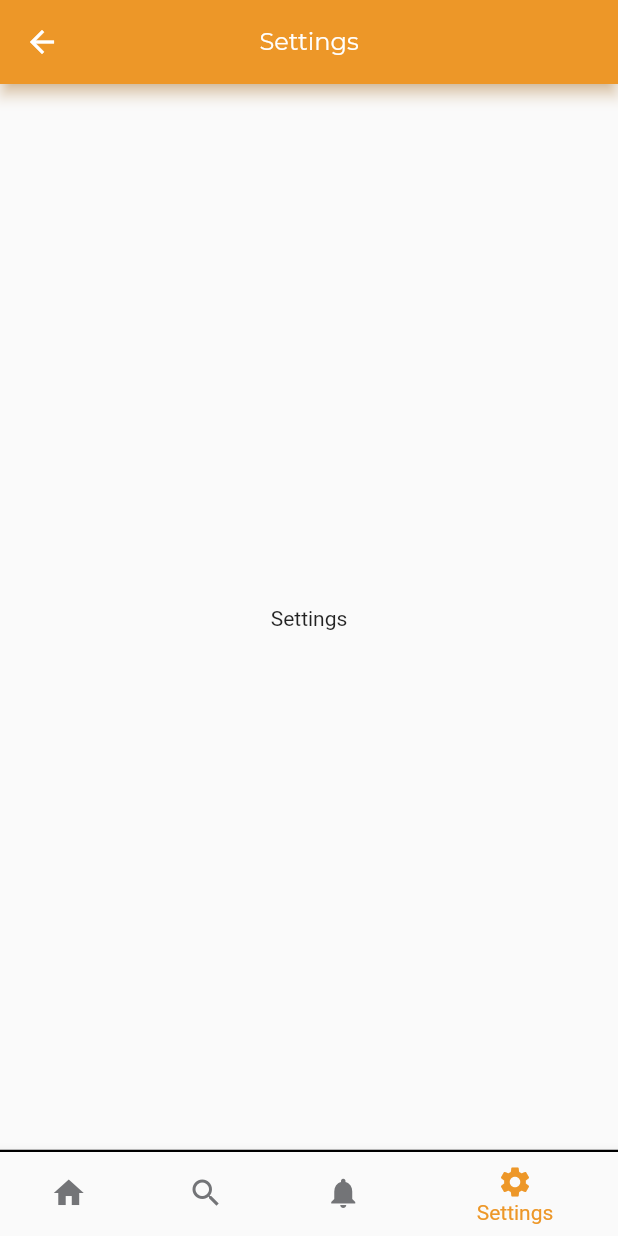
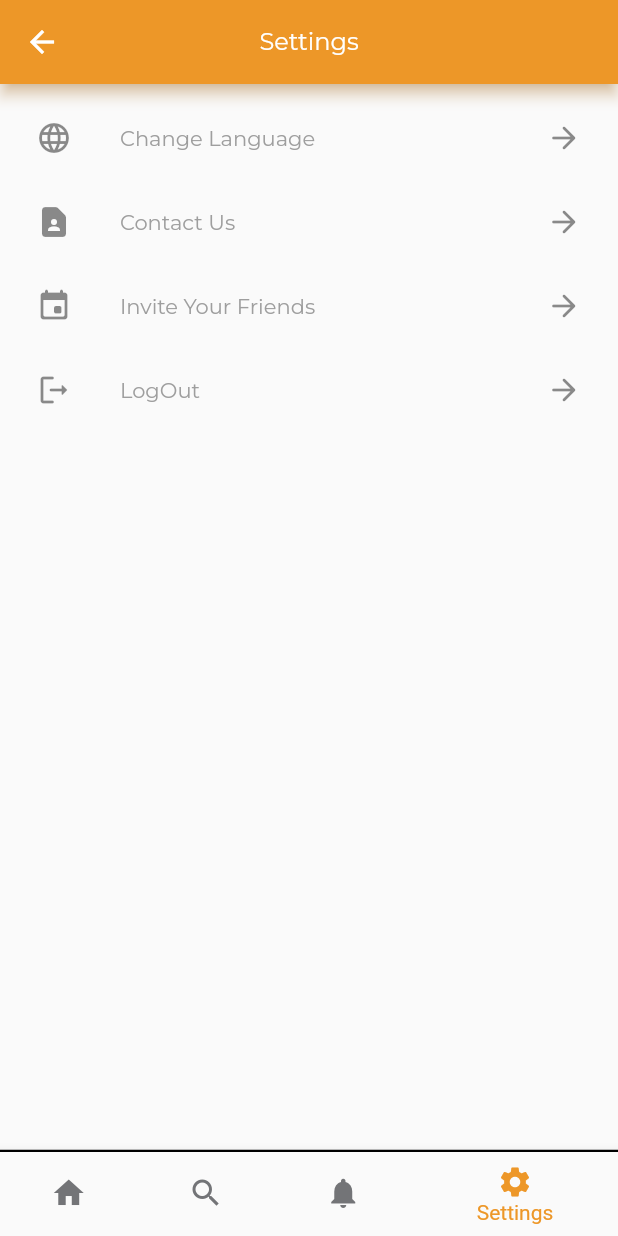
Before and after one commit to abdghaniallag/MVVM-Flutter-Application, a Flutter app: the MainView screen opened by its route, item 4 of the bottom bar chosen, on a phone screen of 412 x 824 dp. Run offline on Flutter 3.47's test engine with Material 2 defaults, Android fonts, the phone set to English and light mode, and no system bars; our stand-ins replace carousel_slider, country_code_picker, dartz, data_connection_checker, device_info, dio and 10 more; missing offline and left inert: dart:ffi; accounts and stored records are empty; generated files the repository leaves out were written again; network calls fail; project files that could hold a hidden picture were left out.

Commit message:
add implimentation of Setting screen and handling Logout use case

```diff
--- a/lib/app/app_preferences.dart
+++ b/lib/app/app_preferences.dart
@@ -30,6 +30,10 @@ class AppPreferences {
     _sharedPreferences.setBool(PREFS_KEY_IS_LOGGED_IN, true);
   }
 
+  Future<void> logOut() async {
+    _sharedPreferences.setBool(PREFS_KEY_IS_LOGGED_IN, false);
+  }
+
   Future<bool> isUserLoggedIn() async {
     return _sharedPreferences.getBool(PREFS_KEY_IS_LOGGED_IN) ?? false;
   }
--- a/lib/presentation/main/settings/setting.dart
+++ b/lib/presentation/main/settings/setting.dart
@@ -1,4 +1,10 @@
 import 'package:flutter/material.dart';
+import 'package:flutter/widgets.dart';
+import 'package:mvvm_first_c/app/di.dart';
+import 'package:mvvm_first_c/data/data_source/local_data_source.dart';
+import 'package:mvvm_first_c/presentation/resources/routes_manager.dart';
+import '../../../app/app_preferences.dart';
+import '../../resources/values_manager.dart';
 
 import '../../resources/strings_manager.dart';
 
@@ -10,10 +16,46 @@ class SettingPage extends StatefulWidget {
 }
 
 class _SettingPageState extends State<SettingPage> {
+  AppPreferences _appPreferances = instance<AppPreferences>();
+  LocalDataSource _localDataSource = instance<LocalDataSource>();
   @override
   Widget build(BuildContext context) {
-    return Center(
-      child: Text(AppStrings.settings),
+    return ListView(
+      padding: const EdgeInsets.all(AppPadding.p8),
+      children: [
+        ListTile(
+          title: const Text(AppStrings.changeLanguage),
+          leading: const Icon(Icons.language_rounded),
+          trailing: const Icon(Icons.arrow_forward_rounded),
+          onTap: () {},
+        ),
+        ListTile(
+          title: const Text(AppStrings.contactUs),
+          leading: const Icon(Icons.contact_page_rounded),
+          trailing: const Icon(Icons.arrow_forward_rounded),
+          onTap: () {},
+        ),
+        ListTile(
+          title: const Text(AppStrings.inviteFriends),
+          leading: const Icon(Icons.insert_invitation_rounded),
+          trailing: const Icon(Icons.arrow_forward_rounded),
+          onTap: () {},
+        ),
+        ListTile(
+          title: const Text(AppStrings.logOut),
+          leading: const Icon(Icons.logout_rounded),
+          trailing: const Icon(Icons.arrow_forward_rounded),
+          onTap: () {
+            _logOut();
+          },
+        )
+      ],
     );
   }
+
+  void _logOut() {
+    _appPreferances.logOut();
+    _localDataSource.clearDataSource();
+    Navigator.pushNamed(context, Routes.loginRoute);
+  }
 }
--- a/lib/presentation/resources/strings_manager.dart
+++ b/lib/presentation/resources/strings_manager.dart
@@ -47,5 +47,9 @@ class AppStrings {
   static const String invalidprofilePicture = 'Invalid profile picture';
   static const String haveAnAccount = "Already have an account? Login";
   static const String pictureGallery = 'Picture from gallery';
+  static const String changeLanguage = 'Change Language';
+  static const String contactUs = 'Contact Us';
+  static const String inviteFriends = 'Invite Your Friends';
+  static const String logOut = 'LogOut';
   static const String pictureCamera = 'Picture from camera';
 }
```
